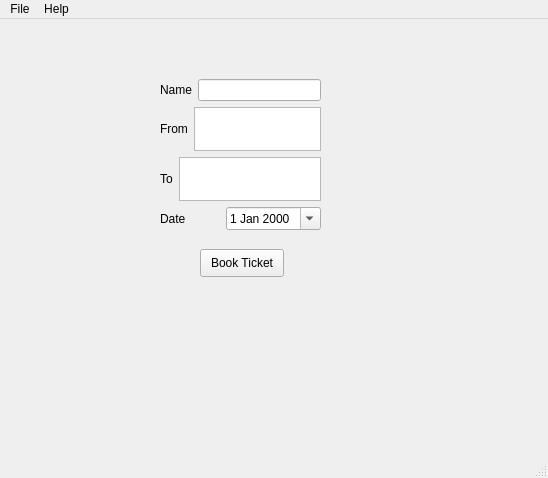
Above: journey.ui from LeSiIence/scuTrainTicketSystem before the change. Below: the same form after it.
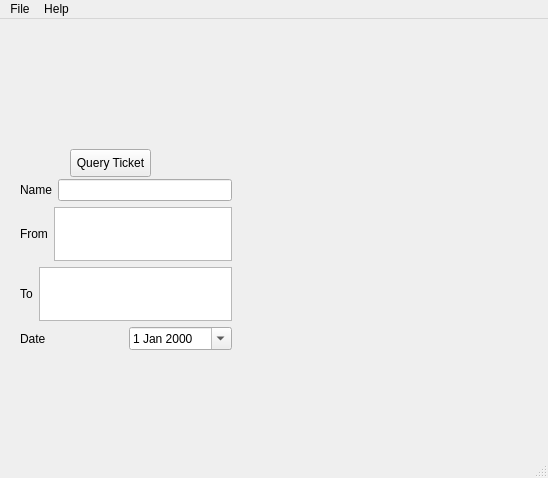
That is the form after the change.

Commit message: 修改按钮名称

```diff
--- a/journey.ui
+++ b/journey.ui
@@ -35,23 +35,23 @@
    <widget class="QPushButton" name="pushButton_bookTicket">
     <property name="geometry">
      <rect>
-      <x>200</x>
-      <y>230</y>
-      <width>84</width>
+      <x>70</x>
+      <y>130</y>
+      <width>81</width>
       <height>28</height>
      </rect>
     </property>
     <property name="text">
-     <string>Book Ticket</string>
+     <string>Query Ticket</string>
     </property>
    </widget>
    <widget class="QWidget" name="layoutWidget">
     <property name="geometry">
      <rect>
-      <x>160</x>
-      <y>60</y>
-      <width>161</width>
-      <height>151</height>
+      <x>20</x>
+      <y>160</y>
+      <width>212</width>
+      <height>171</height>
      </rect>
     </property>
     <layout class="QVBoxLayout" name="verticalLayout_3">
```
Left out of the diff: 4 changed lines with no effect on the pictures. The commit also changes 5 other files.
